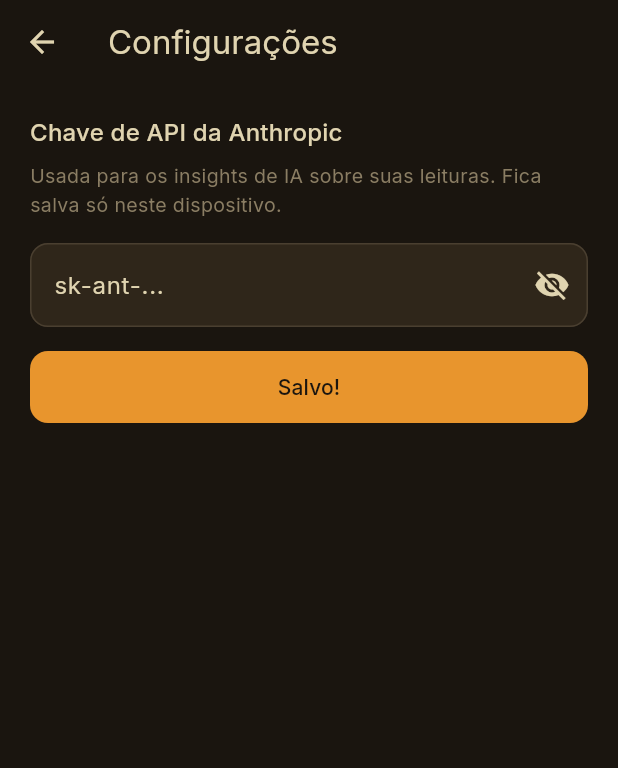
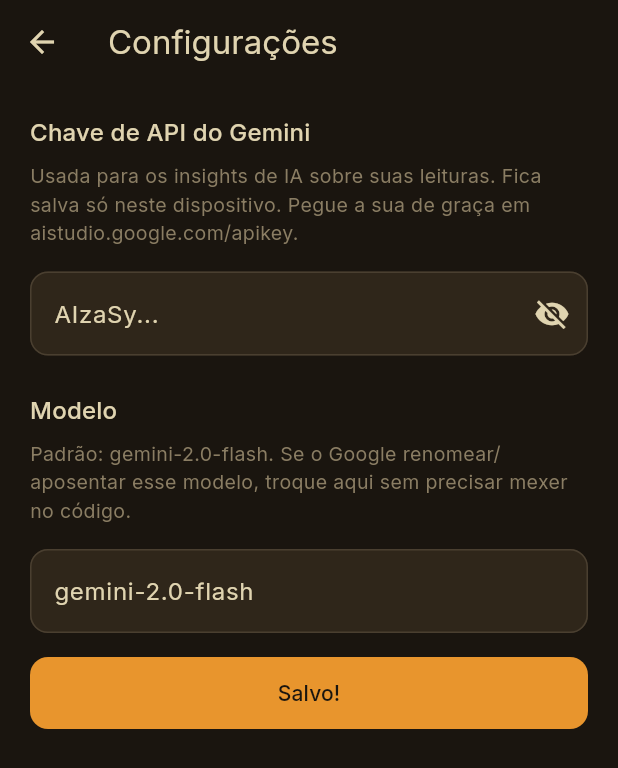
Before and after one commit to chevalierjvps/amber_vitals, a Flutter app: the SettingsScreen screen opened directly, after a tap on "Salvar", on a phone screen of 412 x 824 dp. Shown: the top 768 px of the screen. Run offline on Flutter 3.47's test engine with Material 3 defaults, Android fonts, the phone set to English and light mode, and no system bars; our stand-ins replace fl_chart, flutter_blue_plus, google_fonts, shared_preferences; accounts and stored records are empty.

Commit message:
Switch AI insights from Anthropic to Gemini (free tier)
Anthropic's API is paid-only; Gemini has a usable free tier. Model name
is now also editable in Settings (defaults to gemini-2.0-flash) so a
future Google rename/retirement doesn't require a code change.

Verified: flutter analyze clean, tests pass, Settings screen
screenshot-confirmed with the new Gemini fields.

Co-Authored-By: Claude Sonnet 5 <noreply@anthropic.com>

```diff
--- a/lib/screens/settings_screen.dart
+++ b/lib/screens/settings_screen.dart
@@ -11,7 +11,8 @@ class SettingsScreen extends StatefulWidget {
 }
 
 class _SettingsScreenState extends State<SettingsScreen> {
-  final _controller = TextEditingController();
+  final _keyController = TextEditingController();
+  final _modelController = TextEditingController();
   bool _saved = false;
   bool _obscure = true;
 
@@ -19,13 +20,17 @@ class _SettingsScreenState extends State<SettingsScreen> {
   void initState() {
     super.initState();
     AiService.getApiKey().then((key) {
-      if (key != null && mounted) setState(() => _controller.text = key);
+      if (key != null && mounted) setState(() => _keyController.text = key);
+    });
+    AiService.getModel().then((model) {
+      if (mounted) setState(() => _modelController.text = model);
     });
   }
 
   @override
   void dispose() {
-    _controller.dispose();
+    _keyController.dispose();
+    _modelController.dispose();
     super.dispose();
   }
 
@@ -36,28 +41,44 @@ class _SettingsScreenState extends State<SettingsScreen> {
       body: ListView(
         padding: const EdgeInsets.all(20),
         children: [
-          Text('Chave de API da Anthropic', style: Theme.of(context).textTheme.titleMedium),
+          Text('Chave de API do Gemini', style: Theme.of(context).textTheme.titleMedium),
           const SizedBox(height: 8),
-          Text(
-            'Usada para os insights de IA sobre suas leituras. Fica salva só neste dispositivo.',
-            style: const TextStyle(color: AmberPalette.textDim, fontSize: 13),
+          const Text(
+            'Usada para os insights de IA sobre suas leituras. Fica salva só neste dispositivo. '
+            'Pegue a sua de graça em aistudio.google.com/apikey.',
+            style: TextStyle(color: AmberPalette.textDim, fontSize: 13),
           ),
           const SizedBox(height: 16),
           TextField(
-            controller: _controller,
+            controller: _keyController,
             obscureText: _obscure,
             decoration: InputDecoration(
-              hintText: 'sk-ant-...',
+              hintText: 'AIzaSy...',
               suffixIcon: IconButton(
                 icon: Icon(_obscure ? Icons.visibility_off : Icons.visibility),
                 onPressed: () => setState(() => _obscure = !_obscure),
               ),
             ),
           ),
+          const SizedBox(height: 24),
+          Text('Modelo', style: Theme.of(context).textTheme.titleMedium),
+          const SizedBox(height: 8),
+          Text(
+            'Padrão: ${AiService.defaultModel}. Se o Google renomear/aposentar esse modelo, troque aqui sem precisar mexer no código.',
+            style: const TextStyle(color: AmberPalette.textDim, fontSize: 13),
+          ),
+          const SizedBox(height: 16),
+          TextField(
+            controller: _modelController,
+            decoration: const InputDecoration(hintText: 'gemini-2.0-flash'),
+          ),
           const SizedBox(height: 16),
           FilledButton(
             onPressed: () async {
-              await AiService.setApiKey(_controller.text.trim());
+              await AiService.setApiKey(_keyController.text.trim());
+              await AiService.setModel(
+                _modelController.text.trim().isEmpty ? AiService.defaultModel : _modelController.text.trim(),
+              );
               setState(() => _saved = true);
               await Future.delayed(const Duration(seconds: 2));
               if (mounted) setState(() => _saved = false);
--- a/lib/services/ai_service.dart
+++ b/lib/services/ai_service.dart
@@ -3,14 +3,28 @@ import 'dart:convert';
 import 'package:http/http.dart' as http;
 import 'package:shared_preferences/shared_preferences.dart';
 
-/// Wraps the Anthropic Messages API to turn a plain-text summary of the
-/// current sensor readings into a short, plain-language comment.
+/// Wraps the Google Gemini API (generativelanguage.googleapis.com) to turn
+/// a plain-text summary of the current sensor readings into a short,
+/// plain-language comment. Gemini has a free tier, which is why this is
+/// the default instead of a paid API.
 ///
 /// Deliberately takes a pre-built summary string (see
 /// [SensorModule.summarize]) rather than raw sensor data, so this class
 /// doesn't need to know anything about which sensors exist.
 class AiService {
-  static const _apiKeyPrefKey = 'anthropic_api_key';
+  static const _apiKeyPrefKey = 'gemini_api_key';
+  static const _modelPrefKey = 'gemini_model';
+
+  // gemini-2.0-flash is the free-tier-friendly model as of when this was
+  // written. Google renames/retires models occasionally — if this one ever
+  // 404s, the model name is user-editable in Settings without touching code.
+  static const defaultModel = 'gemini-2.0-flash';
+
+  static const _systemInstruction =
+      'Você comenta leituras de sensores biométricos de um projeto pessoal/educacional de eletrônica. '
+      'Nunca dê diagnóstico médico — apenas descreva a tendência dos números em 2-3 frases curtas, em '
+      'português, de forma acessível. Se algo estiver fora de faixas de referência gerais, mencione com '
+      'cautela e sugira observar/procurar um profissional se persistir, sem alarmismo.';
 
   static Future<String?> getApiKey() async {
     final prefs = await SharedPreferences.getInstance();
@@ -22,32 +36,43 @@ class AiService {
     await prefs.setString(_apiKeyPrefKey, key);
   }
 
+  static Future<String> getModel() async {
+    final prefs = await SharedPreferences.getInstance();
+    return prefs.getString(_modelPrefKey) ?? defaultModel;
+  }
+
+  static Future<void> setModel(String model) async {
+    final prefs = await SharedPreferences.getInstance();
+    await prefs.setString(_modelPrefKey, model);
+  }
+
   /// Sends [summary] (e.g. "Oxímetro: 78 bpm, SpO2 98%.") and returns a
   /// short interpretation. Throws with a user-facing message on failure.
   static Future<String> interpret(String summary) async {
     final apiKey = await getApiKey();
     if (apiKey == null || apiKey.isEmpty) {
-      throw Exception('Configure sua chave de API da Anthropic nas Configurações primeiro.');
+      throw Exception('Configure sua chave de API do Gemini nas Configurações primeiro.');
     }
+    final model = await getModel();
 
     final response = await http.post(
-      Uri.parse('https://api.anthropic.com/v1/messages'),
-      headers: {
-        'content-type': 'application/json',
-        'x-api-key': apiKey,
-        'anthropic-version': '2023-06-01',
-      },
+      Uri.parse('https://generativelanguage.googleapis.com/v1beta/models/$model:generateContent?key=$apiKey'),
+      headers: {'content-type': 'application/json'},
       body: jsonEncode({
-        'model': 'claude-haiku-4-5-20251001',
-        'max_tokens': 300,
-        'system':
-            'Você comenta leituras de sensores biométricos de um projeto pessoal/educacional de eletrônica. '
-            'Nunca dê diagnóstico médico — apenas descreva a tendência dos números em 2-3 frases curtas, em '
-            'português, de forma acessível. Se algo estiver fora de faixas de referência gerais, mencione com '
-            'cautela e sugira observar/procurar um profissional se persistir, sem alarmismo.',
-        'messages': [
-          {'role': 'user', 'content': summary},
+        'systemInstruction': {
+          'parts': [
+            {'text': _systemInstruction},
+          ],
+        },
+        'contents': [
+          {
+            'role': 'user',
+            'parts': [
+              {'text': summary},
+            ],
+          },
         ],
+        'generationConfig': {'maxOutputTokens': 300},
       }),
     );
 
@@ -57,11 +82,16 @@ class AiService {
     }
 
     final decoded = jsonDecode(response.body) as Map<String, dynamic>;
-    final content = decoded['content'] as List<dynamic>?;
-    if (content == null || content.isEmpty) {
-      throw Exception('Resposta da API veio vazia.');
+    final candidates = decoded['candidates'] as List<dynamic>?;
+    if (candidates == null || candidates.isEmpty) {
+      throw Exception('Resposta da API veio vazia (pode ter sido bloqueada por filtro de segurança).');
     }
-    return (content.first as Map<String, dynamic>)['text'] as String? ?? '';
+    final content = (candidates.first as Map<String, dynamic>)['content'] as Map<String, dynamic>?;
+    final parts = content?['parts'] as List<dynamic>?;
+    if (parts == null || parts.isEmpty) {
+      throw Exception('Resposta da API veio sem texto.');
+    }
+    return (parts.first as Map<String, dynamic>)['text'] as String? ?? '';
   }
 
   static String _tryDecodeError(String body) {
```
Also changed, not shown: 1 other file.
